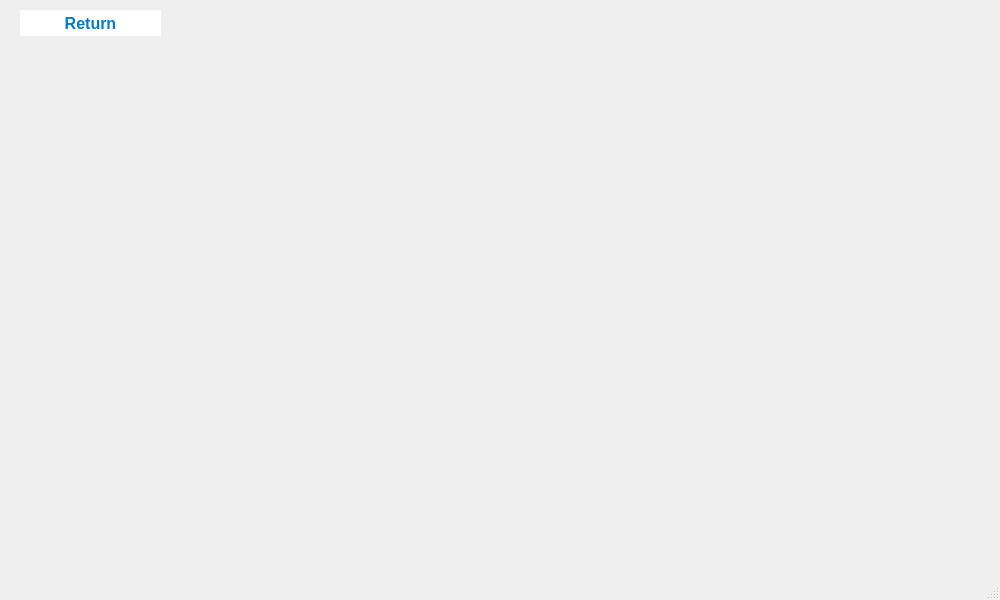
QuiannZo/Intelligent_Building, file PI-Edificio/viewbackup.ui: the form before one commit.
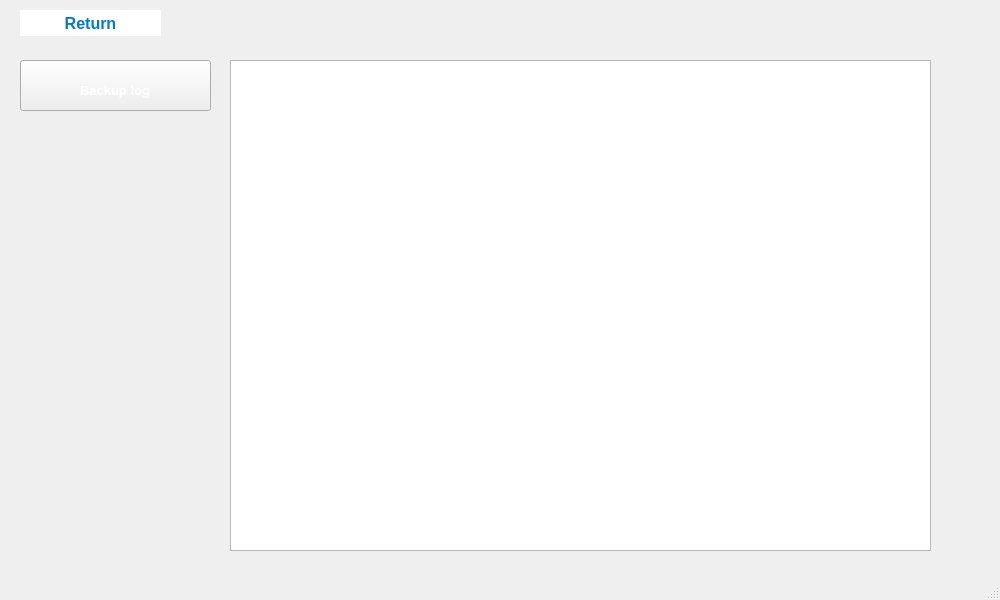
The form after the commit.

```diff
--- a/PI-Edificio/viewbackup.ui
+++ b/PI-Edificio/viewbackup.ui
@@ -49,6 +49,58 @@
      <string>Return</string>
     </property>
    </widget>
+   <widget class="QTextEdit" name="textEdit">
+    <property name="geometry">
+     <rect>
+      <x>230</x>
+      <y>60</y>
+      <width>701</width>
+      <height>491</height>
+     </rect>
+    </property>
+   </widget>
+   <widget class="QPushButton" name="backupbtn">
+    <property name="geometry">
+     <rect>
+      <x>20</x>
+      <y>60</y>
+      <width>191</width>
+      <height>51</height>
+     </rect>
+    </property>
+    <property name="styleSheet">
+     <string notr="true">background-color: #32383D;
+                                  color: white;
+                                  }
+                                  QPushButton:pressed {
+                                  background-color: rgba(255, 255, 255, 0.2);</string>
+    </property>
+    <property name="text">
+     <string/>
+    </property>
+   </widget>
+   <widget class="QLabel" name="label_13">
+    <property name="geometry">
+     <rect>
+      <x>80</x>
+      <y>80</y>
+      <width>81</width>
+      <height>20</height>
+     </rect>
+    </property>
+    <property name="font">
+     <font>
+      <pointsize>10</pointsize>
+      <bold>true</bold>
+     </font>
+    </property>
+    <property name="styleSheet">
+     <string notr="true">color: white;</string>
+    </property>
+    <property name="text">
+     <string>Backup log</string>
+    </property>
+   </widget>
   </widget>
   <widget class="QMenuBar" name="menubar">
    <property name="geometry">
```
Left out of the diff: 2 changed lines with no effect on the pictures.
